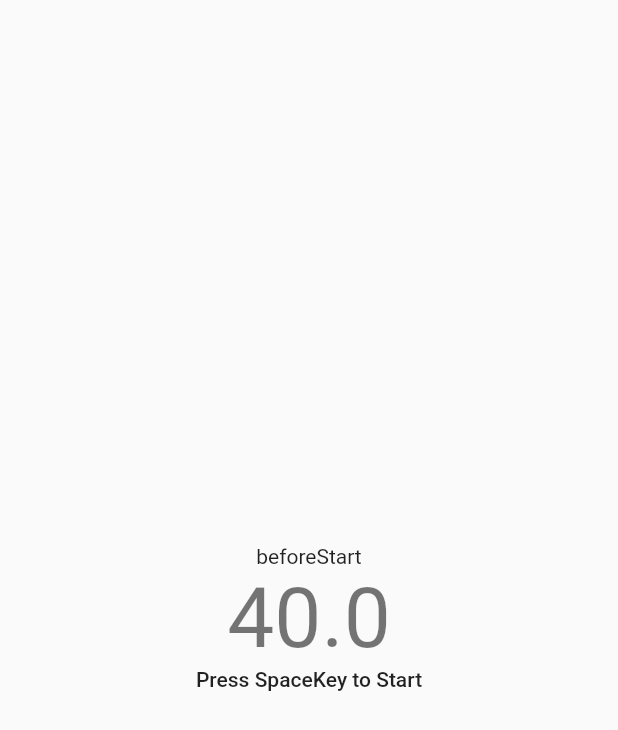
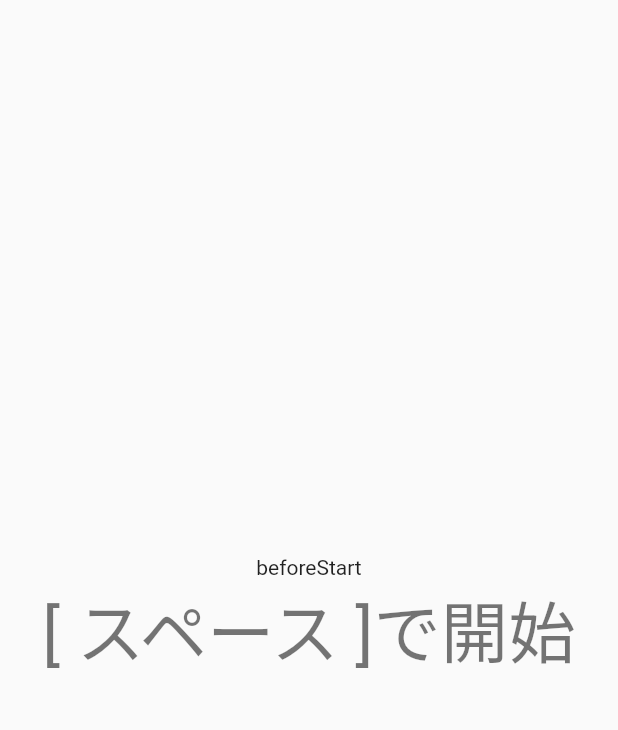
Before and after one commit to Yamasaki-pan961/blind_typing, a Flutter app: the screen it shows after launch, on a phone screen of 412 x 824 dp. Shown: the top 730 px of the screen. Run offline on Flutter 3.47's test engine with Material 2 defaults, Android fonts, the phone set to English and light mode, and no system bars; our stand-ins replace flutter_hooks.

Commit message:
feat: UIの改善

```diff
--- a/lib/features/typing/typing_game.dart
+++ b/lib/features/typing/typing_game.dart
@@ -89,19 +89,19 @@ class TypingGame extends HookWidget {
           mainAxisAlignment: MainAxisAlignment.center,
           children: [
             Text(gameState.value.toString()),
-            CountdownTimerWidget(
-                timeLimit: const Duration(seconds: 40),
-                tick: const Duration(milliseconds: 10),
-                onEndedCallback: () {
-                  gameState.value = GameStateType.finished;
-                },
-                isCountdown: isCountDown),
             if (gameState.value == GameStateType.beforeStart)
               Text(
-                "Press SpaceKey to Start",
-                style: Theme.of(context).textTheme.bodyLarge,
+                "[ スペース ]で開始",
+                style: Theme.of(context).textTheme.displaySmall,
               ),
             if (gameState.value == GameStateType.playing) ...[
+              CountdownTimerWidget(
+                  timeLimit: const Duration(seconds: 40),
+                  tick: const Duration(milliseconds: 10),
+                  onEndedCallback: () {
+                    gameState.value = GameStateType.finished;
+                  },
+                  isCountdown: isCountDown),
               Text(
                 targetKeyState.value,
                 style: Theme.of(context).textTheme.bodyLarge?.copyWith(
@@ -119,9 +119,6 @@ class TypingGame extends HookWidget {
                   ),
                 ],
               ),
-            ],
-            if (gameState.value == GameStateType.playing ||
-                gameState.value == GameStateType.finished) ...[
               Row(
                 mainAxisSize: MainAxisSize.min,
                 children: [
@@ -148,6 +145,37 @@ class TypingGame extends HookWidget {
                   ),
                 ],
               )
+            ],
+            if (gameState.value == GameStateType.finished) ...[
+              Row(
+                mainAxisSize: MainAxisSize.min,
+                children: [
+                  Text('Score: ',
+                      style: Theme.of(context).textTheme.displaySmall),
+                  Text(
+                    successCountState.value.toString(),
+                    style: Theme.of(context)
+                        .textTheme
+                        .displayMedium
+                        ?.copyWith(color: Colors.green),
+                  ),
+                ],
+              ),
+              Row(
+                mainAxisSize: MainAxisSize.min,
+                children: [
+                  Text('Miss: ',
+                      style: Theme.of(context).textTheme.displaySmall),
+                  Text(
+                    warnCountState.value.toString(),
+                    style: Theme.of(context)
+                        .textTheme
+                        .displayMedium
+                        ?.copyWith(color: Colors.red),
+                  ),
+                ],
+              ),
+              const Text('[ Esc ] でリセット'),
             ]
           ],
         ),
```
